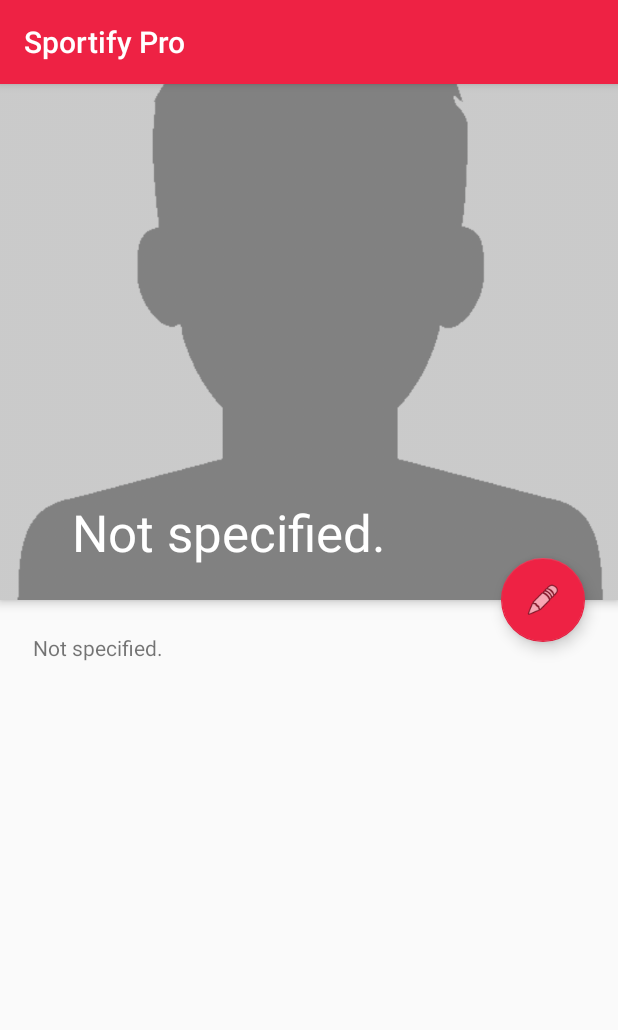
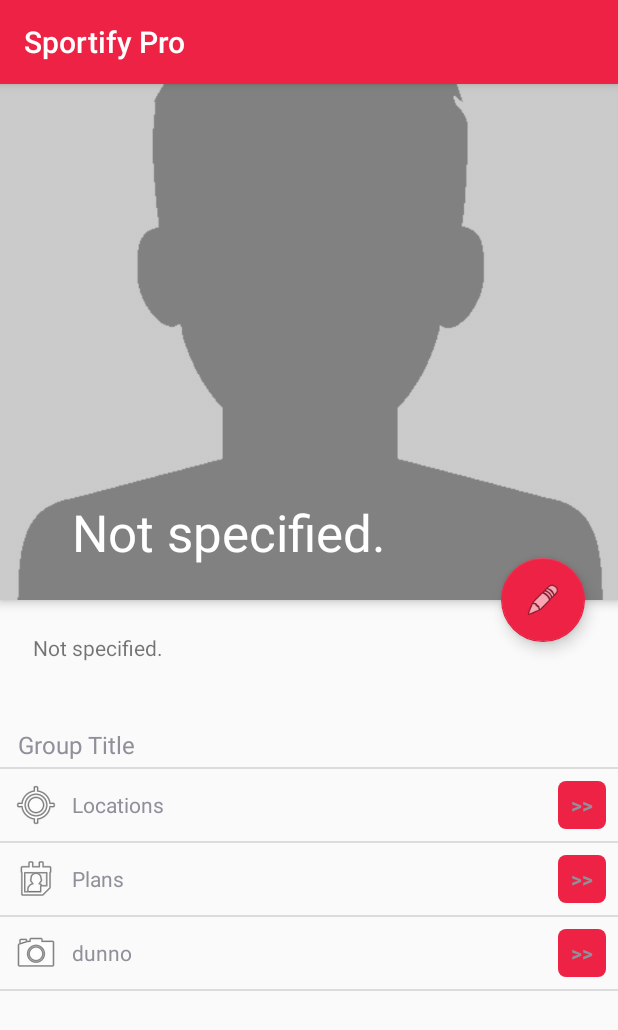
Before and after one commit to phaulson/sportify, an Android app: the ProfileActivity screen opened directly, with no data from a screen before it, on a phone screen of 412 x 824 dp. Shown: the top 1030 px of the screen. Run offline under Robolectric (Android 15) with nearby library versions, the phone set to English and light mode, and no system bars; 2 statements that could not run were skipped.

Commit message:
Expanded ProfileActivity. Added Menu for Pro-Profiles Only. Distinction of Pro-Users and normal Users not implemented yet.

```diff
--- a/app/src/main/java/com/spogss/sportifypro/activity/LoginActivity.java
+++ b/app/src/main/java/com/spogss/sportifypro/activity/LoginActivity.java
@@ -266,10 +266,14 @@ public class LoginActivity extends AppCompatActivity implements OnClickListener{
 
     private void onLoginSuccess(){
         // TODO: 15/03/2018 start next activity
-        finish();
+        Intent intent_viewProfile = new Intent(getApplicationContext(), ProfileActivity.class);
+        User user = new User(editText_username.getText().toString(), editText_password.getText().toString());
+        intent_viewProfile.putExtra("profile", user);
+        startActivity(intent_viewProfile);
     }
 
     private void onRegistrationSuccess(){
+        // TODO: 15/03/2018 start next activity
         Intent intent_viewProfile = new Intent(getApplicationContext(), ProfileActivity.class);
         User user = new User(editText_username_r.getText().toString(), editText_password_r.getText().toString());
         intent_viewProfile.putExtra("profile", user);
@@ -296,7 +300,7 @@ public class LoginActivity extends AppCompatActivity implements OnClickListener{
 
             try {
                 // Simulate network access.
-                Thread.sleep(2000);
+                Thread.sleep(500);
             } catch (InterruptedException e) {
                 return false;
             }
--- a/app/src/main/java/com/spogss/sportifypro/activity/ProfileActivity.java
+++ b/app/src/main/java/com/spogss/sportifypro/activity/ProfileActivity.java
@@ -4,14 +4,23 @@ import android.support.design.widget.CollapsingToolbarLayout;
 import android.support.v7.app.AppCompatActivity;
 import android.os.Bundle;
 import android.util.Log;
+import android.view.View;
+import android.view.ViewGroup;
+import android.widget.ActionMenuView;
+import android.widget.ListView;
 import android.widget.TextView;
 
 import com.spogss.sportifypro.R;
 import com.spogss.sportifypro.data.User;
+import com.spogss.sportifypro.gmodel.ListMenuModel;
+import com.spogss.sportifypro.gmodel.ListMenuModelAdapter;
+
+import java.util.ArrayList;
 
 public class ProfileActivity extends AppCompatActivity {
     private CollapsingToolbarLayout collapsingToolbar;
     private TextView textView_description;
+    private ListView listView_menu;
 
     @Override
     protected void onCreate(Bundle savedInstanceState) {
@@ -28,6 +37,7 @@ public class ProfileActivity extends AppCompatActivity {
     private void initialize(){
         collapsingToolbar = (CollapsingToolbarLayout) findViewById(R.id.collapsingToolbar);
         textView_description = (TextView) findViewById(R.id.textView_description);
+        listView_menu = (ListView) findViewById(R.id.listView_profileMenu);
     }
 
     private void setProfile(User u){
@@ -36,5 +46,44 @@ public class ProfileActivity extends AppCompatActivity {
         bio = (bio == null || bio.isEmpty()) ? getString(R.string.not_specified) : bio;
         Log.i("bio:" , bio);
         textView_description.setText(bio);
+        if(isUserPro(u)){
+            listView_menu.setVisibility(View.VISIBLE);
+            setListMenu();
+        }
+        else{
+            listView_menu.setVisibility(View.GONE);
+        }
+    }
+
+    private void setListMenu(){
+
+        // if extending Activity
+        //setContentView(R.layout.activity_main);
+
+        // 1. pass context and data to the custom adapter
+        ListMenuModelAdapter adapter = new ListMenuModelAdapter(getApplicationContext(), generateMenuEntries());
+
+        // if extending Activity 2. Get ListView from activity_main.xml
+        //ListView listView = (ListView) findViewById(R.id.listview);
+
+        // 3. setListAdapter
+        listView_menu.setAdapter(adapter); // if extending Activity
+        //ListMenuModelAdapter(adapter); // if extendint ListActivity
+    }
+
+    private ArrayList<ListMenuModel> generateMenuEntries(){
+        ArrayList<ListMenuModel> models = new ArrayList<ListMenuModel>();
+
+        models.add(new ListMenuModel("Group Title"));
+        models.add(new ListMenuModel(android.R.drawable.ic_menu_mylocation,"Locations",">>"));
+        models.add(new ListMenuModel(android.R.drawable.ic_menu_my_calendar,"Plans",">>"));
+        models.add(new ListMenuModel(android.R.drawable.ic_menu_camera,"dunno",">>"));
+
+        return models;
+    }
+
+    private boolean isUserPro(User u){
+        // TODO: 27.03.2018 actual code
+        return true;
     }
 }
--- /dev/null
+++ b/app/src/main/java/com/spogss/sportifypro/gmodel/ListMenuModel.java
@@ -0,0 +1,54 @@
+package com.spogss.sportifypro.gmodel;
+
+/**
+ * Created by samue on 27.03.2018.
+ */
+
+public class ListMenuModel {
+
+    private int icon;
+    private String title;
+    private String counter;
+
+    private boolean isGroupHeader = false;
+
+    public ListMenuModel(String title) {
+        this(-1,title,null);
+        isGroupHeader = true;
+    }
+
+    public ListMenuModel(int icon, String title, String counter) {
+        super();
+        this.icon = icon;
+        this.title = title;
+        this.counter = counter;
+    }
+
+    public int getIcon() {
+        return icon;
+    }
+
+    public void setIcon(int icon) {
+        this.icon = icon;
+    }
+
+    public String getTitle() {
+        return title;
+    }
+
+    public void setTitle(String title) {
+        this.title = title;
+    }
+
+    public String getCounter() {
+        return counter;
+    }
+
+    public void setCounter(String counter) {
+        this.counter = counter;
+    }
+
+    public boolean isGroupHeader() {
+        return isGroupHeader;
+    }
+}
--- /dev/null
+++ b/app/src/main/java/com/spogss/sportifypro/gmodel/ListMenuModelAdapter.java
@@ -0,0 +1,64 @@
+package com.spogss.sportifypro.gmodel;
+
+import android.content.Context;
+import android.view.LayoutInflater;
+import android.view.View;
+import android.view.ViewGroup;
+import android.widget.ArrayAdapter;
+import android.widget.ImageView;
+import android.widget.TextView;
+
+import com.spogss.sportifypro.R;
+
+import java.util.ArrayList;
+
+/**
+ * Created by samue on 27.03.2018.
+ */
+
+public class ListMenuModelAdapter extends ArrayAdapter<ListMenuModel> {
+    private final Context context;
+    private final ArrayList<ListMenuModel> modelsArrayList;
+
+    public ListMenuModelAdapter(Context context, ArrayList<ListMenuModel> modelsArrayList) {
+
+        super(context, R.layout.target_item, modelsArrayList);
+
+        this.context = context;
+        this.modelsArrayList = modelsArrayList;
+    }
+
+    @Override
+    public View getView(int position, View convertView, ViewGroup parent) {
+
+        // 1. Create inflater
+        LayoutInflater inflater = (LayoutInflater) context
+                .getSystemService(Context.LAYOUT_INFLATER_SERVICE);
+
+        // 2. Get rowView from inflater
+
+        View rowView = null;
+        if(!modelsArrayList.get(position).isGroupHeader()){
+            rowView = inflater.inflate(R.layout.target_item, parent, false);
+
+            // 3. Get icon,title & counter views from the rowView
+            ImageView imgView = (ImageView) rowView.findViewById(R.id.item_icon);
+            TextView titleView = (TextView) rowView.findViewById(R.id.item_title);
+            TextView counterView = (TextView) rowView.findViewById(R.id.item_counter);
+
+            // 4. Set the text for textView
+            imgView.setImageResource(modelsArrayList.get(position).getIcon());
+            titleView.setText(modelsArrayList.get(position).getTitle());
+            counterView.setText(modelsArrayList.get(position).getCounter());
+        }
+        else{
+            rowView = inflater.inflate(R.layout.group_header_item, parent, false);
+            TextView titleView = (TextView) rowView.findViewById(R.id.header);
+            titleView.setText(modelsArrayList.get(position).getTitle());
+
+        }
+
+        // 5. retrn rowView
+        return rowView;
+    }
+}
--- /dev/null
+++ b/app/src/main/res/drawable/rectangle.xml
@@ -0,0 +1,6 @@
+<?xml version="1.0" encoding="utf-8"?>
+<shape xmlns:android="http://schemas.android.com/apk/res/android" android:shape="rectangle">
+    <solid android:color="@color/colorAccent"></solid>
+    <corners android:radius="8px"></corners>
+    <!--<stroke  android:width="2dp" android:color="#A4C2E0"></stroke>-->
+</shape>
--- a/app/src/main/res/layout/activity_profile.xml
+++ b/app/src/main/res/layout/activity_profile.xml
@@ -45,16 +45,29 @@
 
     <android.support.v4.widget.NestedScrollView
         android:layout_width="match_parent"
-        android:layout_height="match_parent"
+        android:layout_height="wrap_content"
         app:layout_behavior="@string/appbar_scrolling_view_behavior">
 
-        <TextView
-            android:id="@+id/textView_description"
+
+
+        <LinearLayout
             android:layout_width="match_parent"
             android:layout_height="wrap_content"
-            android:lineSpacingExtra="8dp"
-            android:padding="10pt"
-            android:text="@string/not_specified" />
+            android:orientation="vertical">
+            <TextView
+                android:id="@+id/textView_description"
+                android:layout_width="match_parent"
+                android:layout_height="wrap_content"
+                android:lineSpacingExtra="8dp"
+                android:padding="10pt"
+                android:text="@string/not_specified" />
+
+            <ListView
+                android:id="@+id/listView_profileMenu"
+                android:layout_width="match_parent"
+                android:layout_height="200dp" /> <!-- todo change to dp of actual menu height-->
+
+        </LinearLayout>
 
 
     </android.support.v4.widget.NestedScrollView>
--- /dev/null
+++ b/app/src/main/res/layout/group_header_item.xml
@@ -0,0 +1,26 @@
+<?xml version="1.0" encoding="utf-8"?>
+<RelativeLayout xmlns:android="http://schemas.android.com/apk/res/android"
+    android:layout_width="match_parent"
+    android:layout_height="48dp">
+
+    <!-- title -->
+    <TextView
+        android:id="@+id/header"
+        android:layout_width="wrap_content"
+        android:layout_height="wrap_content"
+        android:gravity="center_vertical"
+        android:textSize="16dp"
+        android:layout_marginLeft="12dp"
+        android:layout_marginBottom="4dp"
+        android:layout_alignParentBottom="true" />
+
+    <!--  divider -->
+    <View
+        android:layout_width="match_parent"
+        android:layout_height="1dp"
+        android:layout_marginBottom="1dp"
+        android:layout_alignParentBottom="true">
+
+    </View>
+
+</RelativeLayout>
--- /dev/null
+++ b/app/src/main/res/layout/target_item.xml
@@ -0,0 +1,38 @@
+<?xml version="1.0" encoding="utf-8"?>
+<RelativeLayout xmlns:android="http://schemas.android.com/apk/res/android"
+    android:layout_width="match_parent"
+    android:layout_height="48dp">
+
+    <!-- icon -->
+    <ImageView
+        android:id="@+id/item_icon"
+        android:layout_width="32dp"
+        android:layout_height="32dp"
+        android:layout_alignParentLeft="true"
+        android:layout_marginLeft="8dp"
+        android:layout_marginRight="8dp"
+        android:layout_marginTop="8dp"
+        android:src="@android:drawable/ic_menu_help"
+        />
+
+    <!-- title -->
+    <TextView
+        android:id="@+id/item_title"
+        android:layout_width="wrap_content"
+        android:layout_height="wrap_content"
+        android:layout_toRightOf="@+id/item_icon"
+        android:layout_alignBaseline="@+id/item_counter" />
+
+    <!-- counter -->
+    <TextView
+        android:id="@+id/item_counter"
+        android:layout_width="32dp"
+        android:layout_height="32dp"
+        android:layout_alignParentRight="true"
+        android:layout_marginRight="8dp"
+        android:layout_marginTop="8dp"
+        android:background="@drawable/rectangle"
+        android:gravity="center"
+        android:textStyle="bold" />
+
+</RelativeLayout>
```
